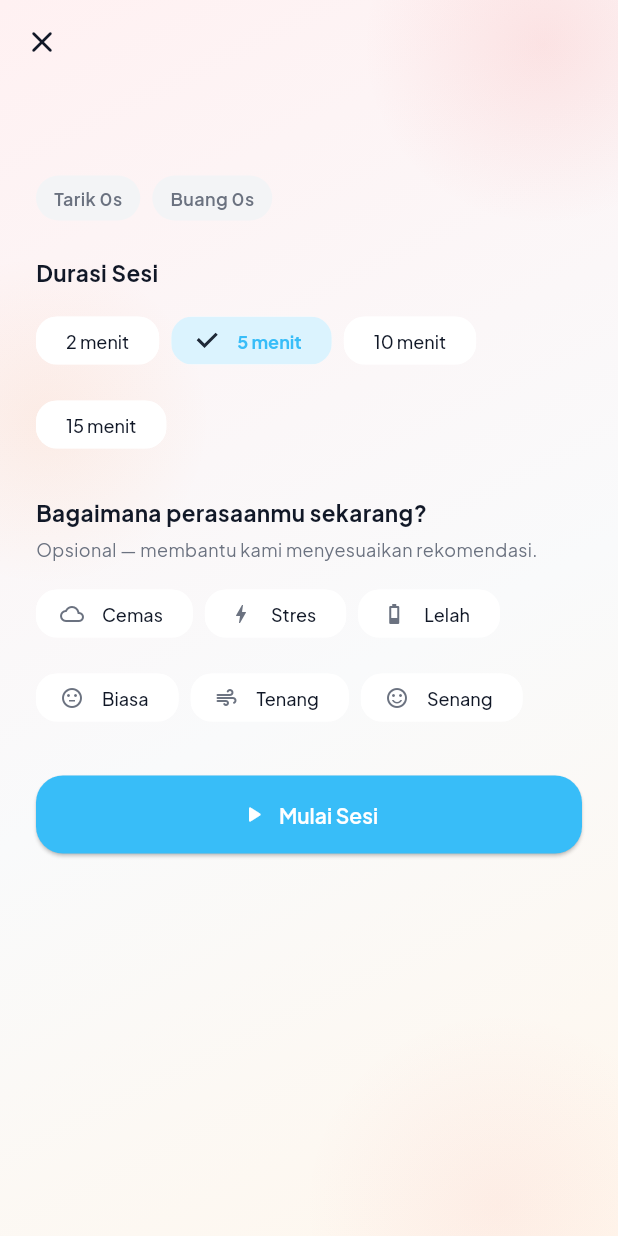
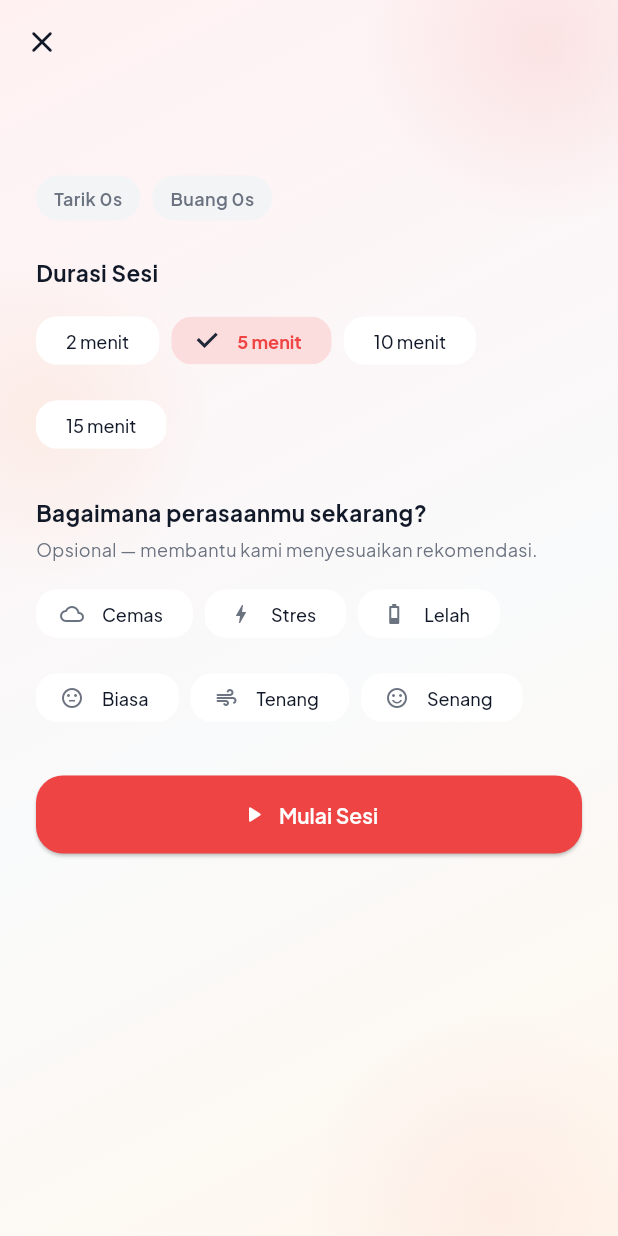
Before and after one commit to DeryWahyu/ruang-tenang-mobile, a Flutter app: the _SessionView screen opened directly with empty values, on a phone screen of 412 x 824 dp. Run offline on Flutter 3.47's test engine with Material 3 defaults, Android fonts, the phone set to English and light mode, and no system bars; our stand-ins replace cached_network_image, connectivity_plus, dio, equatable, fl_chart, flutter_bloc and 11 more; accounts and stored records are empty; network calls fail.

Commit message:
style(breathing): change theme color to red

```diff
--- a/lib/presentation/breathing/screens/breathing_session_screen.dart
+++ b/lib/presentation/breathing/screens/breathing_session_screen.dart
@@ -297,7 +297,7 @@ class _SessionViewState extends State<_SessionView> with SingleTickerProviderSta
   Color _phaseColor(_Phase p) {
     switch (p) {
       case _Phase.inhale:
-        return const Color(0xFF38BDF8);
+        return AppColors.primary;
       case _Phase.inhaleHold:
         return const Color(0xFFA78BFA);
       case _Phase.exhale:
@@ -309,7 +309,7 @@ class _SessionViewState extends State<_SessionView> with SingleTickerProviderSta
 
   @override
   Widget build(BuildContext context) {
-    final color = _stage == _Stage.active ? _phaseColor(_phase) : const Color(0xFF38BDF8);
+    final color = _stage == _Stage.active ? _phaseColor(_phase) : AppColors.primary;
     return BlocListener<BreathingBloc, BreathingState>(
       listenWhen: (prev, curr) => prev.status != curr.status,
       listener: (context, state) {
```
